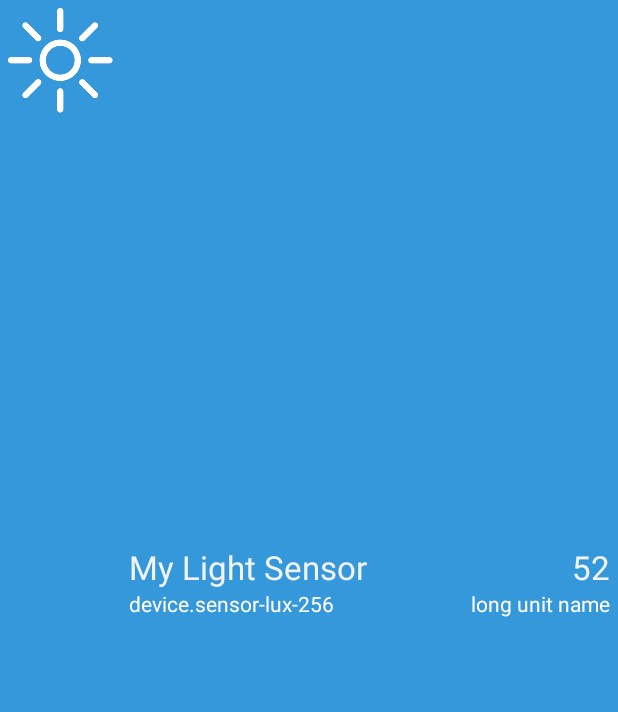
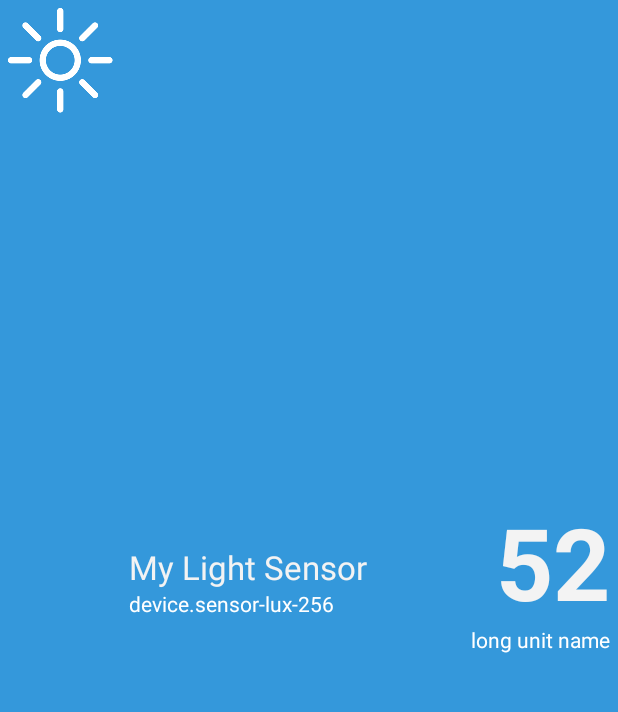
Before and after one commit to Sensable/sensable-android, an Android app: the layout sensable_list_row.xml on its own in the app's theme, with its tools: preview values and no code run, on a phone screen of 412 x 824 dp, the part 72-784 px from its top. Run offline under Robolectric (Android 15) with nearby library versions, the phone set to English and light mode, and no system bars.

Commit message:
Adjusting layout of latest sample value to match designs.
Makes values more readable.

```diff
--- /dev/null
+++ b/client/src/main/java/io/sensable/client/component/FontFitTextView.java
@@ -0,0 +1,81 @@
+package io.sensable.client.component;
+
+/**
+ * Extremely useful class found at:
+ * http://stackoverflow.com/questions/2617266/how-to-adjust-text-font-size-to-fit-textview
+ */
+import android.content.Context;
+import android.graphics.Paint;
+import android.util.AttributeSet;
+import android.util.TypedValue;
+import android.widget.TextView;
+
+public class FontFitTextView extends TextView {
+
+    public FontFitTextView(Context context) {
+        super(context);
+        initialise();
+    }
+
+    public FontFitTextView(Context context, AttributeSet attrs) {
+        super(context, attrs);
+        initialise();
+    }
+
+    private void initialise() {
+        mTestPaint = new Paint();
+        mTestPaint.set(this.getPaint());
+        //max size defaults to the initially specified text size unless it is too small
+    }
+
+    /* Re size the font so the specified text fits in the text box
+     * assuming the text box is the specified width.
+     */
+    private void refitText(String text, int textWidth)
+    {
+        if (textWidth <= 0)
+            return;
+        int targetWidth = textWidth - this.getPaddingLeft() - this.getPaddingRight();
+        float hi = 100;
+        float lo = 2;
+        final float threshold = 0.5f; // How close we have to be
+
+        mTestPaint.set(this.getPaint());
+
+        while((hi - lo) > threshold) {
+            float size = (hi+lo)/2;
+            mTestPaint.setTextSize(size);
+            if(mTestPaint.measureText(text) >= targetWidth)
+                hi = size; // too big
+            else
+                lo = size; // too small
+        }
+        // Use lo so that we undershoot rather than overshoot
+        this.setTextSize(TypedValue.COMPLEX_UNIT_PX, lo);
+    }
+
+    @Override
+    protected void onMeasure(int widthMeasureSpec, int heightMeasureSpec)
+    {
+        super.onMeasure(widthMeasureSpec, heightMeasureSpec);
+        int parentWidth = MeasureSpec.getSize(widthMeasureSpec);
+        int height = getMeasuredHeight();
+        refitText(this.getText().toString(), parentWidth);
+        this.setMeasuredDimension(parentWidth, height);
+    }
+
+    @Override
+    protected void onTextChanged(final CharSequence text, final int start, final int before, final int after) {
+        refitText(text.toString(), this.getWidth());
+    }
+
+    @Override
+    protected void onSizeChanged (int w, int h, int oldw, int oldh) {
+        if (w != oldw) {
+            refitText(this.getText().toString(), w);
+        }
+    }
+
+    //Attributes
+    private Paint mTestPaint;
+}
--- a/client/src/main/res/layout/local_sensables_fragment.xml
+++ b/client/src/main/res/layout/local_sensables_fragment.xml
@@ -18,5 +18,7 @@
             style="@style/SensableTextView"
             android:id="@+id/scheduled_sensable_list"
             android:layout_width="fill_parent"
-            android:layout_height="wrap_content"/>
+            android:layout_height="wrap_content"
+            android:divider="@null"
+            android:dividerHeight="0dp"/>
 </RelativeLayout>
--- a/client/src/main/res/layout/sensable_list_row.xml
+++ b/client/src/main/res/layout/sensable_list_row.xml
@@ -48,20 +48,27 @@
                 android:layout_weight="1"
                 />
 
-        <LinearLayout
+        <RelativeLayout
                 android:orientation="vertical"
-                android:layout_width="wrap_content"
+                android:layout_width="100dp"
                 android:layout_height="match_parent"
-                android:gravity="center"
+                android:gravity="center_vertical|right"
                 android:layout_marginRight="5dp">
 
-            <TextView
+            <io.sensable.client.component.FontFitTextView
                     android:id="@+id/row_sensable_sample_value"
-                    android:layout_width="wrap_content"
+                    android:layout_width="fill_parent"
                     android:layout_height="wrap_content"
+                    android:layout_gravity="right"
                     android:textAppearance="?android:attr/textAppearanceLarge"
                     tools:text="52"
-                    android:layout_gravity="right"/>
+                    android:layout_alignParentEnd="true"
+                    android:layout_alignParentRight="false"
+                    android:lineSpacingMultiplier="1"
+                    android:includeFontPadding="false"
+                    android:minHeight="55dp"
+                    android:gravity="center_vertical|right"
+                    android:textStyle="bold"/>
 
             <TextView
                     style="@style/SensableTextView"
@@ -70,7 +77,10 @@
                     android:layout_height="wrap_content"
                     tools:text="long unit name"
                     android:layout_gravity="right"
-                    />
-        </LinearLayout>
+                    android:layout_below="@id/row_sensable_sample_value"
+                    android:layout_alignParentEnd="true"
+                    android:layout_alignParentBottom="false"
+                    android:layout_alignParentTop="false"/>
+        </RelativeLayout>
     </LinearLayout>
 </LinearLayout>
```
